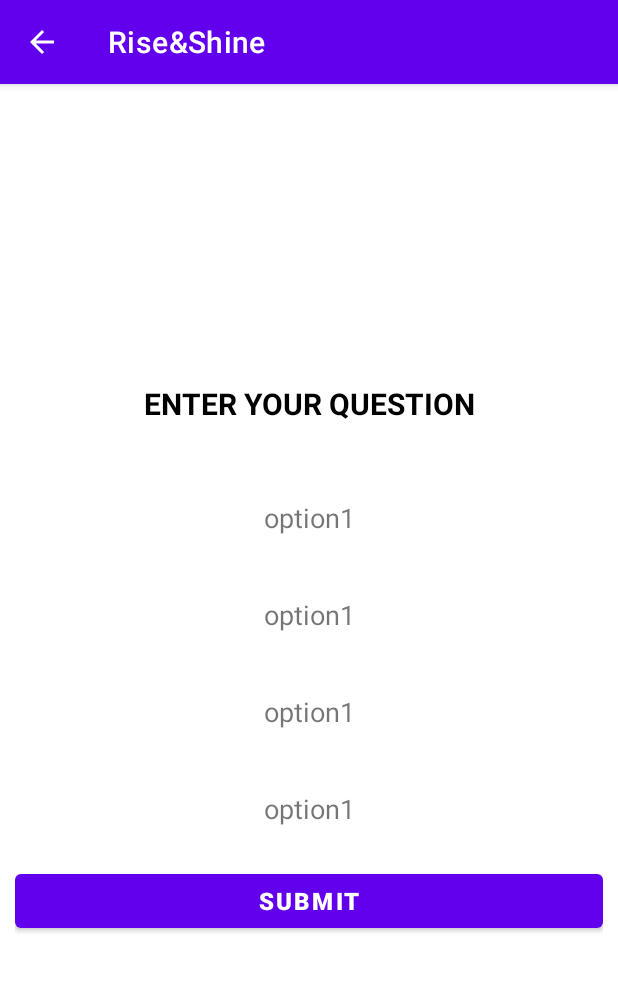
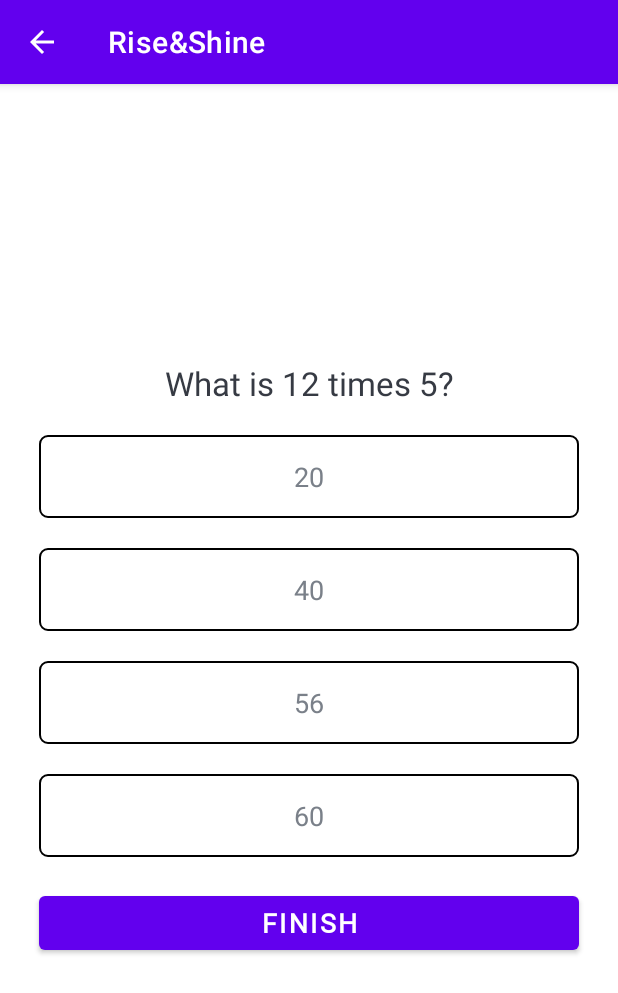
Before and after one commit to austindxnnelly/Rise-and-Shine, an Android app: the AlarmActivity screen opened directly, with no data from a screen before it, on a phone screen of 412 x 824 dp. Shown: the top 993 px of the screen. Run offline under Robolectric (Android 15) with nearby library versions, the phone set to English and light mode, and no system bars.

Commit message:
quiz successfully working with the one single maths question. Made as a database so there is always ways to make the quiz contain more questions etc. Need to get it so the quiz is doing something when a user fails to answer a question successfully.

```diff
--- a/app/build.gradle
+++ b/app/build.gradle
@@ -1,6 +1,8 @@
 plugins {
     id 'com.android.application'
     id 'org.jetbrains.kotlin.android'
+    id 'kotlin-android-extensions'
+    id 'kotlin-android'
 }
 apply plugin: "org.jetbrains.dokka"
 apply plugin: 'jacoco'
--- a/app/src/main/java/com/example/alarmapp/AlarmActivity.kt
+++ b/app/src/main/java/com/example/alarmapp/AlarmActivity.kt
@@ -1,123 +1,157 @@
 package com.example.alarmapp
 
+import android.annotation.SuppressLint
 import android.content.Intent
 import android.graphics.Color
 import android.graphics.Typeface
 import androidx.appcompat.app.AppCompatActivity
 import android.os.Bundle
+import android.view.View
 import android.widget.TextView
+import android.widget.Toast
 import androidx.core.content.ContextCompat
-import com.example.alarmapp.databinding.ActivityAlarmBinding
+import kotlinx.android.synthetic.main.activity_alarm.*
 
-class AlarmActivity : AppCompatActivity() {
+class AlarmActivity : AppCompatActivity(), View.OnClickListener {
 
-    private var _binding: ActivityAlarmBinding? = null
+    private var mCurrentPosition: Int = 1
+    private var mQuestionList: ArrayList<QuestionDatabase>? = null
+    private var mSelectedOptionPosition: Int = 0
 
-    private val binding get() = _binding!!
-    private var questionPos:Int=1
-    private var questionList:ArrayList<QuestionDatabase> ? = null
-    private var selecedOption:Int=0
     override fun onCreate(savedInstanceState: Bundle?) {
         super.onCreate(savedInstanceState)
         setContentView(R.layout.activity_alarm)
 
-        questionList=AddToDatabase.getQuestion()
-
+        mQuestionList = AddToDatabase.getQuestion()
         setQuestion()
 
-        binding.opt1.setOnClickListener{
+        tv_option_one.setOnClickListener(this)
+        tv_option_two.setOnClickListener(this)
+        tv_option_three.setOnClickListener(this)
+        tv_option_four.setOnClickListener(this)
+        btn_submit.setOnClickListener(this)
+    }
 
-            selectedOptionStyle(binding.opt1,1)
-        }
-        binding.opt2.setOnClickListener{
+    @SuppressLint("SetTextI18n")
+    private fun setQuestion() {
 
-            selectedOptionStyle(binding.opt2,2)
-        }
-        binding.opt3.setOnClickListener{
+        val question = mQuestionList!!.get(mCurrentPosition - 1)
 
-            selectedOptionStyle(binding.opt3,3)
-        }
-        binding.opt4.setOnClickListener{
-
-            selectedOptionStyle(binding.opt4,4)
+        defaultOptionsView()
+        if (mCurrentPosition == mQuestionList!!.size) {
+            btn_submit.text = "Finish"
+        } else {
+            btn_submit.text = "Submit"
         }
 
-        binding.submit.setOnClickListener {
-            if(selecedOption!=0)
-            {
-                val question=questionList!![questionPos-1]
-                if(selecedOption!=question.correct_ans)
-                {
-                    setColor(selecedOption,R.drawable.incorrect_answer)
-                }else{
-                    var intent= Intent(this,QuestionResult::class.java)
-                    startActivity(intent)
-                    finish()
-                }
-                setColor(question.correct_ans,R.drawable.correct_answer)
-                if(questionPos==questionList!!.size)
-                    binding.submit.text="FINISH"
-                else
-                    binding.submit.text="Go to Next"
-            }
-            selecedOption=0
+        tv_question.text = question.question
+        tv_option_one.text = question.option_one
+        tv_option_two.text = question.option_two
+        tv_option_three.text = question.option_three
+        tv_option_four.text = question.option_four
+    }
+
+    private fun defaultOptionsView() {
+
+        val options = ArrayList<TextView>()
+        options.add(0, tv_option_one)
+        options.add(1, tv_option_two)
+        options.add(2, tv_option_three)
+        options.add(3, tv_option_four)
+
+        for (option in options) {
+            option.setTextColor(Color.parseColor("#7A8089"))
+            option.typeface = Typeface.DEFAULT
+            option.background = ContextCompat.getDrawable(
+                this,
+                R.drawable.option_for_question
+            )
         }
 
     }
 
-    fun setColor(opt:Int,color:Int){
-        when(opt){
-            1->{
-                binding.opt1.background=ContextCompat.getDrawable(this,color)
+    override fun onClick(v: View?) {
+        when (v?.id) {
+            R.id.tv_option_one -> {
+                selectedOptionView(tv_option_one, 1)
             }
-            2->{
-                binding.opt2.background=ContextCompat.getDrawable(this,color)
+            R.id.tv_option_two -> {
+                selectedOptionView(tv_option_two, 2)
             }
-            3->{
-                binding.opt3.background=ContextCompat.getDrawable(this,color)
+            R.id.tv_option_three -> {
+                selectedOptionView(tv_option_three, 3)
             }
-            4->{
-                binding.opt4.background=ContextCompat.getDrawable(this,color)
+            R.id.tv_option_four -> {
+                selectedOptionView(tv_option_four, 4)
+            }
+            R.id.btn_submit -> {
+                if (mSelectedOptionPosition == 0) {
+                    mCurrentPosition++
+
+                    when {
+                        mCurrentPosition <= mQuestionList!!.size -> {
+                            setQuestion()
+                        }
+                        else -> {
+                            Toast.makeText(
+                                this,
+                                "Rise&Shine!!", Toast.LENGTH_SHORT
+                            ).show()
+                            val intent = Intent(this,MainActivity::class.java)
+                            startActivity(intent)
+                        }
+                    }
+                } else {
+                    val question = mQuestionList?.get(mCurrentPosition - 1)
+                    if (question!!.correct_ans != mSelectedOptionPosition) {
+                        answerView(mSelectedOptionPosition, R.drawable.incorrect_answer)
+                    }
+                    answerView(question.correct_ans, R.drawable.correct_answer)
+                    if (mCurrentPosition == mQuestionList!!.size) {
+                        btn_submit.text = "Finish"
+                    } else {
+                        btn_submit.text = "Go to next question"
+                    }
+                    mSelectedOptionPosition = 0
+                }
+
             }
         }
     }
 
-
-    fun setQuestion(){
-
-        val question = questionList!![questionPos-1]
-        setOptionStyle()
-
-        binding.questionText.text=question.question
-        binding.opt1.text=question.option_one
-        binding.opt2.text=question.option_tw0
-        binding.opt3.text=question.option_three
-        binding.opt4.text=question.option_four
-
+    private fun selectedOptionView(tv: TextView, selectedOptionNum: Int) {
+        defaultOptionsView()
+        mSelectedOptionPosition = selectedOptionNum
+        tv.setTextColor(Color.parseColor("#363A43"))
+        tv.setTypeface(tv.typeface, Typeface.BOLD)
+        tv.background = ContextCompat.getDrawable(
+            this,
+            R.drawable.selected_option
+        )
     }
 
-    fun setOptionStyle(){
-        var optionList:ArrayList<TextView> = arrayListOf()
-        optionList.add(0,binding.opt1)
-        optionList.add(1,binding.opt2)
-        optionList.add(2,binding.opt3)
-        optionList.add(3,binding.opt4)
-
-        for(op in optionList)
-        {
-            op.setTextColor(Color.parseColor("#555151"))
-            op.background=ContextCompat.getDrawable(this,R.drawable.option_for_question)
-            op.typeface= Typeface.DEFAULT
+    private fun answerView(answer: Int, drawableView: Int) {
+        when (answer) {
+            1 -> {
+                tv_option_one.background = ContextCompat.getDrawable(
+                    this, drawableView
+                )
+            }
+            2 -> {
+                tv_option_two.background = ContextCompat.getDrawable(
+                    this, drawableView
+                )
+            }
+            3 -> {
+                tv_option_three.background = ContextCompat.getDrawable(
+                    this, drawableView
+                )
+            }
+            4 -> {
+                tv_option_four.background = ContextCompat.getDrawable(
+                    this, drawableView
+                )
+            }
         }
     }
-
-    fun selectedOptionStyle(view:TextView,opt:Int){
-
-        setOptionStyle()
-        selecedOption=opt
-        view.background=ContextCompat.getDrawable(this,R.drawable.selected_option)
-        view.typeface= Typeface.DEFAULT_BOLD
-        view.setTextColor(Color.parseColor("#000000"))
-
-    }
 }
--- a/app/src/main/java/com/example/alarmapp/QuestionDatabase.kt
+++ b/app/src/main/java/com/example/alarmapp/QuestionDatabase.kt
@@ -5,7 +5,7 @@ var id:Int,
 var question:String,
 
 var option_one:String,
-var option_tw0:String,
+var option_two:String,
 var option_three:String,
 var option_four:String,
 var correct_ans:Int
--- a/app/src/main/res/layout/activity_alarm.xml
+++ b/app/src/main/res/layout/activity_alarm.xml
@@ -1,80 +1,90 @@
 <?xml version="1.0" encoding="utf-8"?>
-<LinearLayout xmlns:android="http://schemas.android.com/apk/res/android"
+<ScrollView xmlns:android="http://schemas.android.com/apk/res/android"
     xmlns:app="http://schemas.android.com/apk/res-auto"
     xmlns:tools="http://schemas.android.com/tools"
     android:layout_width="match_parent"
     android:layout_height="match_parent"
-    android:orientation="vertical"
-    android:padding="10dp"
-    android:gravity="center"
-
+    android:fillViewport="true"
     tools:context=".AlarmActivity">
-
-    <TextView
-        android:id="@+id/question_text"
-        android:layout_width="match_parent"
-        android:layout_height="wrap_content"
-        android:gravity="center"
-        android:text="ENTER YOUR QUESTION"
-        android:textColor="@color/black"
-        android:textSize="20sp"
-        android:textStyle="bold" />
 
     <LinearLayout
         android:layout_width="match_parent"
         android:layout_height="wrap_content"
-        android:layout_marginTop="20dp"
-        android:orientation="horizontal"
-        android:gravity="center_vertical">
-    </LinearLayout>
+        android:gravity="center"
+        android:orientation="vertical"
+        android:padding="16dp"
+        >
 
         <TextView
-        android:id="@+id/opt_1"
+            android:id="@+id/tv_question"
             android:layout_width="match_parent"
             android:layout_height="wrap_content"
-        android:text="option1"
-
-        android:padding="10dp"
-        android:textSize="18sp"
-        android:layout_marginTop="20dp"
-        android:gravity="center"/>
+            android:layout_margin="10dp"
+            android:gravity="center"
+            android:text="Which internet company began life as an online bookstore called &#039;Cadabra&#039;?"
+            android:textColor="#363A43"
+            android:textSize="22sp">
+        </TextView>
 
         <TextView
-        android:id="@+id/opt_2"
+            android:id="@+id/tv_option_one"
             android:layout_width="match_parent"
             android:layout_height="wrap_content"
-        android:layout_marginTop="20dp"
+            android:layout_margin="10dp"
             android:gravity="center"
-        android:padding="10dp"
-        android:text="option1"
-        android:textSize="18sp" />
+            android:padding="15dp"
+            android:textColor="#7A8089"
+            android:textSize="18sp"
+            tools:text="Apple">
+        </TextView>
 
         <TextView
-        android:id="@+id/opt_3"
+            android:id="@+id/tv_option_two"
             android:layout_width="match_parent"
             android:layout_height="wrap_content"
-        android:text="option1"
-        android:padding="10dp"
+            android:layout_margin="10dp"
+            android:gravity="center"
+            android:padding="15dp"
+            android:textColor="#7A8089"
             android:textSize="18sp"
-        android:layout_marginTop="20dp"
-        android:gravity="center"/>
+            tools:text="Apple">
+        </TextView>
+
         <TextView
-        android:id="@+id/opt_4"
+            android:id="@+id/tv_option_three"
             android:layout_width="match_parent"
             android:layout_height="wrap_content"
-        android:text="option1"
-        android:padding="10dp"
+            android:layout_margin="10dp"
+            android:gravity="center"
+            android:padding="15dp"
+            android:textColor="#7A8089"
             android:textSize="18sp"
-        android:layout_marginTop="20dp"
-        android:gravity="center"/>
+            tools:text="Apple">
+        </TextView>
+
+        <TextView
+            android:id="@+id/tv_option_four"
+            android:layout_width="match_parent"
+            android:layout_height="wrap_content"
+            android:layout_margin="10dp"
+            android:gravity="center"
+            android:padding="15dp"
+            android:textColor="#7A8089"
+            android:textSize="18sp"
+            tools:text="Apple">
+        </TextView>
 
         <Button
-        android:id="@+id/submit"
+            android:id="@+id/btn_submit"
             android:layout_width="match_parent"
             android:layout_height="wrap_content"
-        android:layout_marginTop="15dp"
-        android:text="Submit"
-        android:textSize="16dp"
-        android:textStyle="bold"/>
+            android:layout_margin="10dp"
+            android:fontFamily="@font/roboto_bold"
+            android:text="@string/submit_button"
+            android:textColor="@android:color/white"
+            android:textSize="18sp"
+            android:textStyle="bold">
+        </Button>
 
     </LinearLayout>
+</ScrollView>
--- a/app/src/main/res/values/strings.xml
+++ b/app/src/main/res/values/strings.xml
@@ -17,4 +17,5 @@
     <string name="timeNotSet">Alarm is not set</string>
     <string name="test_time">00:00 PM</string>
     <string name="edit">Edit</string>
+    <string name="submit_button">Submit</string>
 </resources>
```
Lines whose indentation alone changed are shown as unchanged.
